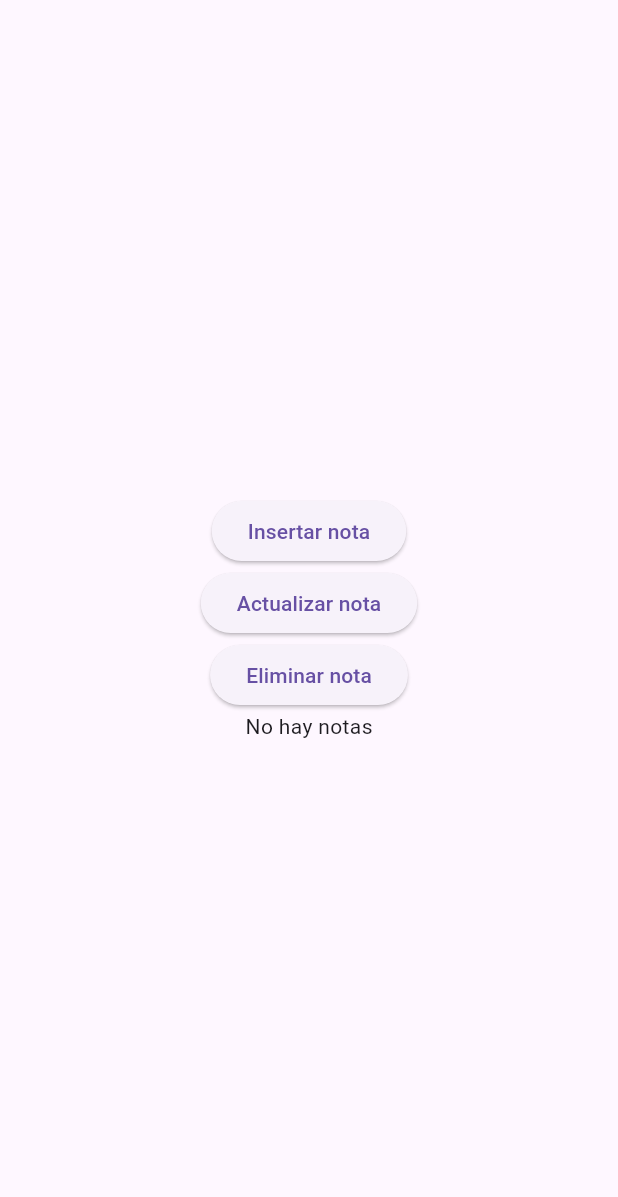
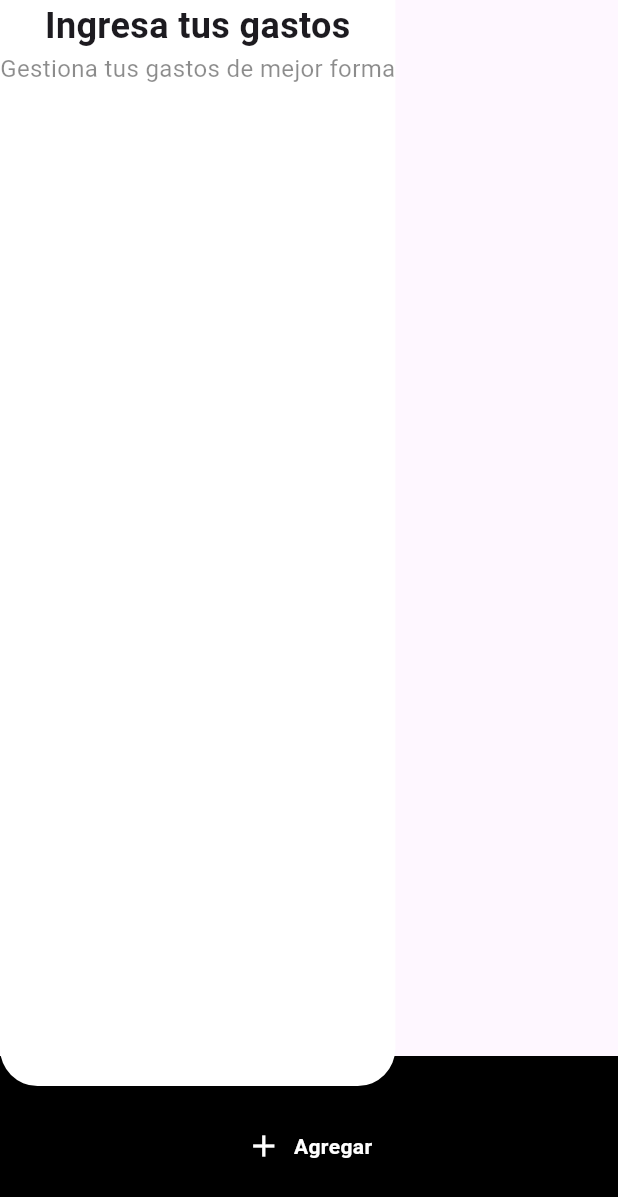
Before and after one commit to fr4nsgallegos/gastosappg12, a Flutter app: the screen it shows after launch, on a phone screen of 412 x 824 dp. Shown: the top 1197 px of the screen. Run offline on Flutter 3.47's test engine with Material 3 defaults, Android fonts, the phone set to English and light mode, and no system bars; our stand-ins replace sqflite; accounts and stored records are empty.

Commit message:
first interdace

```diff
--- a/lib/main.dart
+++ b/lib/main.dart
@@ -1,6 +1,7 @@
 import 'package:flutter/material.dart';
 import 'package:gastosappg12/pages/examples/db_example.dart';
+import 'package:gastosappg12/pages/home_page.dart';
 
 void main() {
-  runApp(MaterialApp(home: DbExample()));
+  runApp(MaterialApp(home: HomePage()));
 }
--- /dev/null
+++ b/lib/pages/home_page.dart
@@ -0,0 +1,72 @@
+import 'package:flutter/material.dart';
+
+class HomePage extends StatelessWidget {
+  const HomePage({super.key});
+
+  @override
+  Widget build(BuildContext context) {
+    return SafeArea(
+      child: Scaffold(
+        body: Stack(
+          children: [
+            Column(
+              mainAxisAlignment: MainAxisAlignment.end,
+              children: [
+                Container(
+                  color: Colors.black,
+                  width: double.infinity,
+                  height: 120,
+                  child: Row(
+                    mainAxisAlignment: MainAxisAlignment.center,
+                    children: [
+                      Icon(Icons.add, color: Colors.white),
+                      SizedBox(width: 8),
+                      Text(
+                        "Agregar",
+                        style: TextStyle(
+                          color: Colors.white,
+                          fontWeight: FontWeight.w600,
+                        ),
+                      ),
+                    ],
+                  ),
+                ),
+              ],
+            ),
+            Column(
+              children: [
+                Expanded(
+                  child: Container(
+                    decoration: BoxDecoration(
+                      color: Colors.white,
+                      borderRadius: BorderRadius.only(
+                        bottomLeft: Radius.circular(25),
+                        bottomRight: Radius.circular(25),
+                      ),
+                    ),
+                    child: Column(
+                      children: [
+                        Text(
+                          "Ingresa tus gastos",
+                          style: TextStyle(
+                            fontWeight: FontWeight.bold,
+                            fontSize: 24,
+                          ),
+                        ),
+                        Text(
+                          "Gestiona tus gastos de mejor forma",
+                          style: TextStyle(color: Colors.black45, fontSize: 16),
+                        ),
+                      ],
+                    ),
+                  ),
+                ),
+                SizedBox(height: 100),
+              ],
+            ),
+          ],
+        ),
+      ),
+    );
+  }
+}
```
